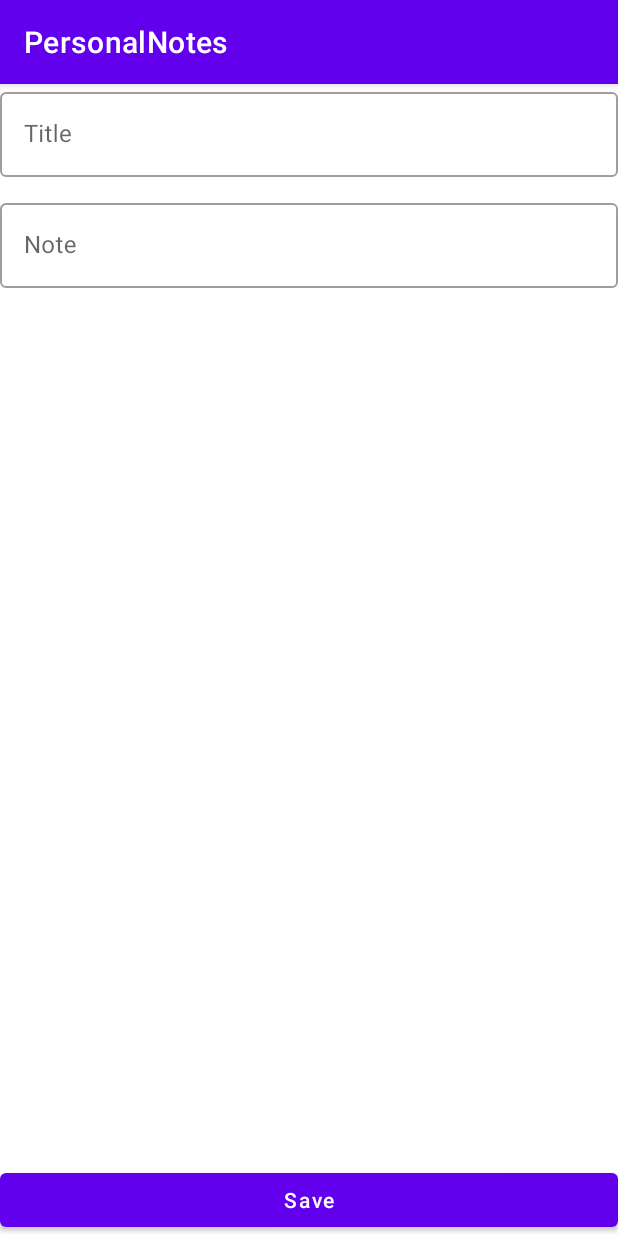
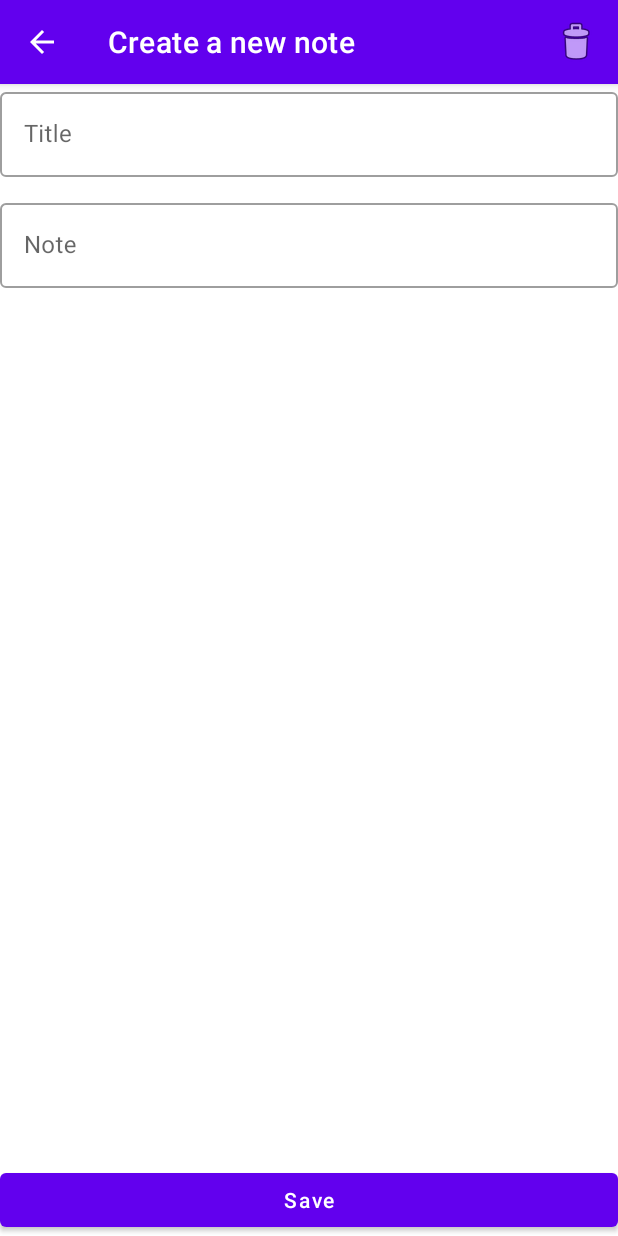
Before and after one commit to dev-dominionsoftware/personal_notes, an Android app: the NoteDetailsFragment screen opened through its navigation route, on a phone screen of 412 x 824 dp. Run offline under Robolectric (Android 15) with nearby library versions, the phone set to English and light mode, and no system bars; our stand-ins replace Dagger/Hilt's generated code, Room's generated code, Timber, data binding; libraries missing offline, so code that uses them is left out: me.tatarka.bindingcollectionadapter2; 3 statements that could not run were skipped.

Commit message:
Delete note

```diff
--- a/app/src/main/java/com/mksoftware101/personalnotes/data/NotesRepositoryImpl.kt
+++ b/app/src/main/java/com/mksoftware101/personalnotes/data/NotesRepositoryImpl.kt
@@ -24,6 +24,6 @@ class NotesRepositoryImpl @Inject constructor(private val noteDao: NoteDao) : No
     }
 
     override suspend fun delete(note: Note) {
-        TODO("Not yet implemented")
+        noteDao.delete(note.toEntity())
     }
 }
--- /dev/null
+++ b/app/src/main/java/com/mksoftware101/personalnotes/domain/DeleteNoteUseCase.kt
@@ -0,0 +1,10 @@
+package com.mksoftware101.personalnotes.domain
+
+import com.mksoftware101.personalnotes.domain.model.Note
+import javax.inject.Inject
+
+class DeleteNoteUseCase @Inject constructor(private val repository: NotesRepository) {
+    suspend fun run(note: Note) {
+        repository.delete(note)
+    }
+}
--- a/app/src/main/java/com/mksoftware101/personalnotes/domain/di/DomainModule.kt
+++ b/app/src/main/java/com/mksoftware101/personalnotes/domain/di/DomainModule.kt
@@ -1,9 +1,6 @@
 package com.mksoftware101.personalnotes.domain.di
 
-import com.mksoftware101.personalnotes.domain.GetAllNotesUseCase
-import com.mksoftware101.personalnotes.domain.GetNoteByIdUseCase
-import com.mksoftware101.personalnotes.domain.NotesRepository
-import com.mksoftware101.personalnotes.domain.UpdateNoteUseCase
+import com.mksoftware101.personalnotes.domain.*
 import dagger.Module
 import dagger.Provides
 import dagger.hilt.InstallIn
@@ -21,4 +18,7 @@ class DomainModule {
 
     @Provides
     fun provideUpdateNoteUseCase(repository: NotesRepository) = UpdateNoteUseCase(repository)
+
+    @Provides
+    fun provideDeleteNoteUseCase(repository: NotesRepository) = DeleteNoteUseCase(repository)
 }
--- a/app/src/main/java/com/mksoftware101/personalnotes/ui/notedetails/NoteDetailsFragment.kt
+++ b/app/src/main/java/com/mksoftware101/personalnotes/ui/notedetails/NoteDetailsFragment.kt
@@ -1,12 +1,14 @@
 package com.mksoftware101.personalnotes.ui.notedetails
 
 import android.os.Bundle
+import android.view.ContextMenu
 import android.view.LayoutInflater
 import android.view.View
 import android.view.ViewGroup
 import androidx.databinding.DataBindingUtil
 import androidx.fragment.app.Fragment
 import androidx.fragment.app.viewModels
+import androidx.navigation.fragment.findNavController
 import androidx.navigation.fragment.navArgs
 import com.mksoftware101.personalnotes.R
 import com.mksoftware101.personalnotes.databinding.FragmentNoteDetailsBinding
@@ -36,4 +38,27 @@ class NoteDetailsFragment : Fragment() {
         viewModel.getNoteBy(args.itemId)
         return binding?.root
     }
+
+    override fun onViewCreated(view: View, savedInstanceState: Bundle?) {
+        super.onViewCreated(view, savedInstanceState)
+        if (args.itemId == -1L) {
+            binding?.noteDetailsTopAppBar?.setTitle(R.string.noteDetailsTitleCreate)
+        } else {
+            binding?.noteDetailsTopAppBar?.setTitle(R.string.noteDetailsTitleEdit)
+        }
+
+        binding?.noteDetailsTopAppBar?.setNavigationOnClickListener {
+            findNavController().popBackStack()
+        }
+
+        binding?.noteDetailsTopAppBar?.setOnMenuItemClickListener { menuItem ->
+            when (menuItem.itemId) {
+                R.id.noteDetailsMenuDeleteNote -> {
+                    viewModel.deleteNote()
+                    true
+                }
+                else -> false
+            }
+        }
+    }
 }
--- a/app/src/main/java/com/mksoftware101/personalnotes/ui/notedetails/NoteDetailsViewModel.kt
+++ b/app/src/main/java/com/mksoftware101/personalnotes/ui/notedetails/NoteDetailsViewModel.kt
@@ -3,6 +3,7 @@ package com.mksoftware101.personalnotes.ui.notedetails
 import androidx.databinding.ObservableField
 import androidx.lifecycle.ViewModel
 import androidx.lifecycle.viewModelScope
+import com.mksoftware101.personalnotes.domain.DeleteNoteUseCase
 import com.mksoftware101.personalnotes.domain.GetNoteByIdUseCase
 import com.mksoftware101.personalnotes.domain.InsertNoteUseCase
 import com.mksoftware101.personalnotes.domain.UpdateNoteUseCase
@@ -17,7 +18,8 @@ class NoteDetailsViewModel
 @Inject constructor(
     private val getNoteByIdUseCase: GetNoteByIdUseCase,
     private val updateNoteUseCase: UpdateNoteUseCase,
-    private val insertNoteUseCase: InsertNoteUseCase
+    private val insertNoteUseCase: InsertNoteUseCase,
+    private val deleteNoteUseCase: DeleteNoteUseCase
 ) : ViewModel() {
 
     val titleObservable = ObservableField("")
@@ -63,4 +65,16 @@ class NoteDetailsViewModel
             }
         }
     }
+
+    fun deleteNote() {
+        viewModelScope.launch {
+            try {
+                note?.let { note ->
+                    deleteNoteUseCase.run(note)
+                }
+            } catch (e: Exception) {
+                e.printStackTrace()
+            }
+        }
+    }
 }
--- a/app/src/main/res/layout/fragment_note_details.xml
+++ b/app/src/main/res/layout/fragment_note_details.xml
@@ -1,6 +1,7 @@
 <?xml version="1.0" encoding="utf-8"?>
 <layout xmlns:android="http://schemas.android.com/apk/res/android"
-    xmlns:app="http://schemas.android.com/apk/res-auto">
+    xmlns:app="http://schemas.android.com/apk/res-auto"
+    xmlns:tools="http://schemas.android.com/tools">
 
     <data>
 
@@ -9,9 +10,30 @@
             type="com.mksoftware101.personalnotes.ui.notedetails.NoteDetailsViewModel" />
     </data>
 
+    <androidx.coordinatorlayout.widget.CoordinatorLayout
+        android:layout_width="match_parent"
+        android:layout_height="match_parent">
+
+        <com.google.android.material.appbar.AppBarLayout
+            android:layout_width="match_parent"
+            android:layout_height="wrap_content"
+            android:layout_gravity="top">
+
+            <com.google.android.material.appbar.MaterialToolbar
+                android:id="@+id/noteDetailsTopAppBar"
+                style="@style/Widget.MaterialComponents.Toolbar.Primary"
+                android:layout_width="match_parent"
+                android:layout_height="?attr/actionBarSize"
+                app:menu="@menu/menu_note_details"
+                app:navigationIcon="?attr/homeAsUpIndicator"
+                app:title="@string/noteDetailsTitleCreate" />
+
+        </com.google.android.material.appbar.AppBarLayout>
+
         <androidx.constraintlayout.widget.ConstraintLayout
             android:layout_width="match_parent"
-        android:layout_height="match_parent">
+            android:layout_height="match_parent"
+            app:layout_behavior="com.google.android.material.appbar.AppBarLayout$ScrollingViewBehavior">
 
             <com.google.android.material.textfield.TextInputLayout
                 android:id="@+id/noteTitleInputLayout"
@@ -73,4 +95,5 @@
                 app:layout_constraintTop_toBottomOf="@+id/dataScrollView" />
 
         </androidx.constraintlayout.widget.ConstraintLayout>
+    </androidx.coordinatorlayout.widget.CoordinatorLayout>
 </layout>
--- /dev/null
+++ b/app/src/main/res/menu/menu_note_details.xml
@@ -0,0 +1,10 @@
+<?xml version="1.0" encoding="utf-8"?>
+<menu xmlns:android="http://schemas.android.com/apk/res/android"
+    xmlns:app="http://schemas.android.com/apk/res-auto">
+    <item
+        android:id="@+id/noteDetailsMenuDeleteNote"
+        android:icon="@android:drawable/ic_menu_delete"
+        android:title="@string/noteDetailsMenuDeleteNoteTitle"
+        android:visible="true"
+        app:showAsAction="always" />
+</menu>
--- a/app/src/main/res/values-night/themes.xml
+++ b/app/src/main/res/values-night/themes.xml
@@ -1,6 +1,6 @@
 <resources xmlns:tools="http://schemas.android.com/tools">
     <!-- Base application theme. -->
-    <style name="Theme.PersonalNotes" parent="Theme.MaterialComponents.DayNight.DarkActionBar">
+    <style name="Theme.PersonalNotes" parent="Theme.MaterialComponents.DayNight.NoActionBar">
         <!-- Primary brand color. -->
         <item name="colorPrimary">@color/purple_200</item>
         <item name="colorPrimaryVariant">@color/purple_700</item>
--- a/app/src/main/res/values/strings.xml
+++ b/app/src/main/res/values/strings.xml
@@ -4,4 +4,7 @@
     <string name="noteDetailsDataHint">Note</string>
     <string name="noteDetailsSaveButton">Save</string>
     <string name="notesListAddNewNoteContentDescription">Add new note</string>
+    <string name="noteDetailsMenuDeleteNoteTitle">Delete</string>
+    <string name="noteDetailsTitleCreate">Create a new note</string>
+    <string name="noteDetailsTitleEdit">Edit note</string>
 </resources>
--- a/app/src/main/res/values/themes.xml
+++ b/app/src/main/res/values/themes.xml
@@ -1,6 +1,6 @@
 <resources xmlns:tools="http://schemas.android.com/tools">
     <!-- Base application theme. -->
-    <style name="Theme.PersonalNotes" parent="Theme.MaterialComponents.DayNight.DarkActionBar">
+    <style name="Theme.PersonalNotes" parent="Theme.MaterialComponents.DayNight.NoActionBar">
         <!-- Primary brand color. -->
         <item name="colorPrimary">@color/purple_500</item>
         <item name="colorPrimaryVariant">@color/purple_700</item>
```
Lines whose indentation alone changed are shown as unchanged.
